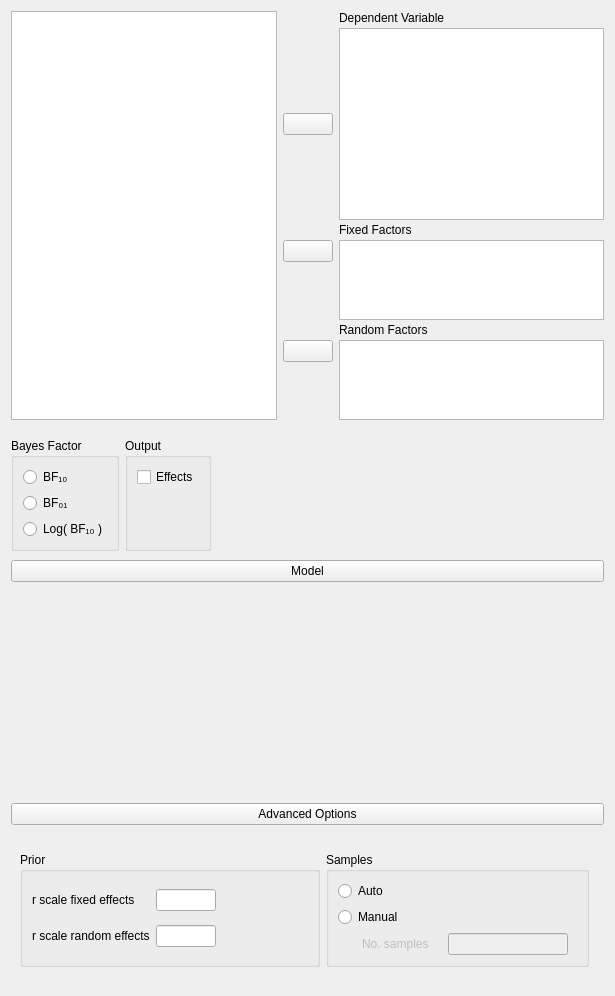
Above: JASP-Desktop/analysisforms/anovabayesianform.ui from jasp-stats/jasp-desktop before the change. Below: the same form after it.
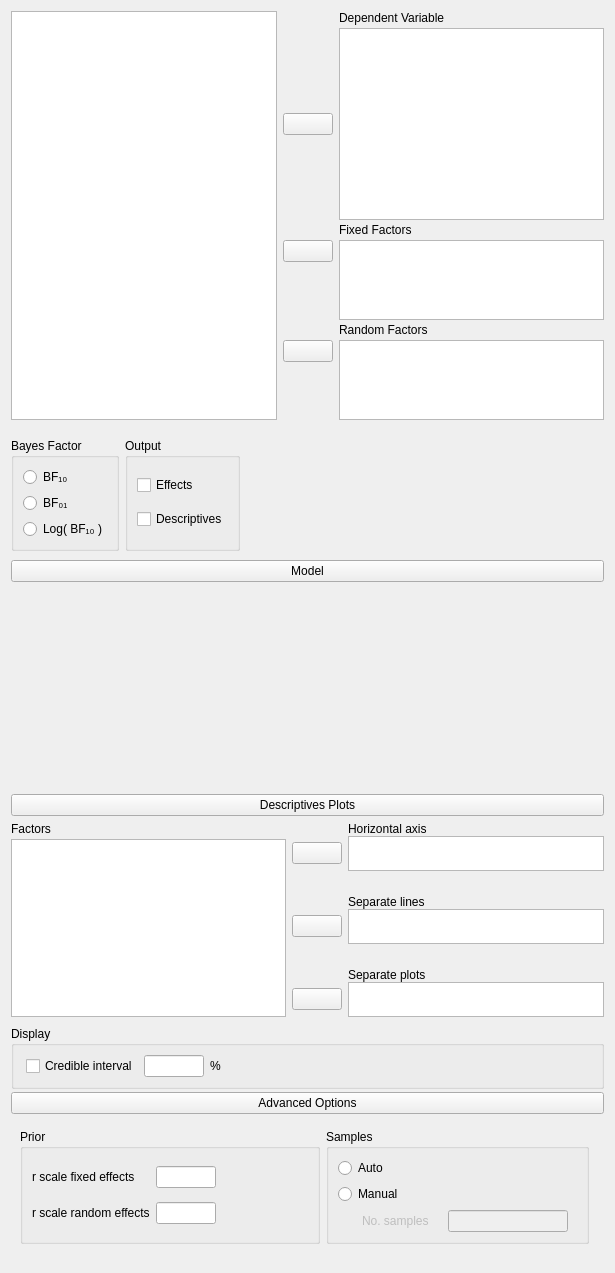
That is the form after the change. Custom widgets are drawn as their Qt base class.

The edit to the form file:
```diff
--- a/JASP-Desktop/analysisforms/anovabayesianform.ui
+++ b/JASP-Desktop/analysisforms/anovabayesianform.ui
@@ -7,15 +7,9 @@
     <x>0</x>
     <y>0</y>
     <width>615</width>
-    <height>996</height>
+    <height>1273</height>
    </rect>
   </property>
-  <property name="sizePolicy">
-   <sizepolicy hsizetype="Fixed" vsizetype="Preferred">
-    <horstretch>0</horstretch>
-    <verstretch>0</verstretch>
-   </sizepolicy>
-  </property>
   <property name="windowTitle">
    <string>Form</string>
   </property>
@@ -293,26 +287,20 @@
          <string>Output</string>
         </property>
         <layout class="QGridLayout" name="gridLayout_8">
-         <item row="1" column="1">
-          <spacer name="verticalSpacer_3">
-           <property name="orientation">
-            <enum>Qt::Vertical</enum>
-           </property>
-           <property name="sizeHint" stdset="0">
-            <size>
-             <width>20</width>
-             <height>5</height>
-            </size>
-           </property>
-          </spacer>
-         </item>
-         <item row="0" column="0" colspan="2">
+         <item row="0" column="0">
           <widget class="BoundCheckBox" name="effects">
            <property name="text">
             <string>Effects</string>
            </property>
           </widget>
          </item>
+         <item row="1" column="0">
+          <widget class="BoundCheckBox" name="descriptives">
+           <property name="text">
+            <string>Descriptives</string>
+           </property>
+          </widget>
+         </item>
         </layout>
        </widget>
       </item>
@@ -430,6 +418,477 @@
     </widget>
    </item>
    <item row="3" column="0">
+    <widget class="QWidget" name="profilePlot" native="true">
+     <layout class="QGridLayout" name="gridLayout_24">
+      <property name="leftMargin">
+       <number>0</number>
+      </property>
+      <property name="topMargin">
+       <number>3</number>
+      </property>
+      <property name="rightMargin">
+       <number>0</number>
+      </property>
+      <property name="bottomMargin">
+       <number>3</number>
+      </property>
+      <item row="1" column="0">
+       <widget class="QWidget" name="containerDescriptivesPlot" native="true">
+        <layout class="QGridLayout" name="gridLayout_23">
+         <property name="leftMargin">
+          <number>0</number>
+         </property>
+         <property name="topMargin">
+          <number>0</number>
+         </property>
+         <property name="rightMargin">
+          <number>0</number>
+         </property>
+         <property name="bottomMargin">
+          <number>0</number>
+         </property>
+         <item row="0" column="0">
+          <widget class="QWidget" name="widget_17" native="true">
+           <layout class="QGridLayout" name="gridLayout_11">
+            <property name="leftMargin">
+             <number>0</number>
+            </property>
+            <property name="topMargin">
+             <number>0</number>
+            </property>
+            <property name="rightMargin">
+             <number>0</number>
+            </property>
+            <property name="bottomMargin">
+             <number>3</number>
+            </property>
+            <property name="horizontalSpacing">
+             <number>0</number>
+            </property>
+            <property name="verticalSpacing">
+             <number>3</number>
+            </property>
+            <item row="0" column="0">
+             <widget class="QLabel" name="label_7">
+              <property name="sizePolicy">
+               <sizepolicy hsizetype="Fixed" vsizetype="Fixed">
+                <horstretch>0</horstretch>
+                <verstretch>0</verstretch>
+               </sizepolicy>
+              </property>
+              <property name="text">
+               <string>Factors</string>
+              </property>
+             </widget>
+            </item>
+            <item row="1" column="0">
+             <widget class="AvailableFieldsListView" name="plotVariables">
+              <property name="sizePolicy">
+               <sizepolicy hsizetype="Expanding" vsizetype="Expanding">
+                <horstretch>0</horstretch>
+                <verstretch>0</verstretch>
+               </sizepolicy>
+              </property>
+              <property name="maximumSize">
+               <size>
+                <width>16777215</width>
+                <height>16777215</height>
+               </size>
+              </property>
+             </widget>
+            </item>
+           </layout>
+          </widget>
+         </item>
+         <item row="0" column="1">
+          <widget class="QWidget" name="widget_15" native="true">
+           <layout class="QVBoxLayout" name="verticalLayout_6">
+            <property name="leftMargin">
+             <number>0</number>
+            </property>
+            <property name="topMargin">
+             <number>0</number>
+            </property>
+            <property name="rightMargin">
+             <number>0</number>
+            </property>
+            <property name="bottomMargin">
+             <number>3</number>
+            </property>
+            <item>
+             <widget class="QWidget" name="widget_19" native="true">
+              <property name="sizePolicy">
+               <sizepolicy hsizetype="Preferred" vsizetype="Preferred">
+                <horstretch>0</horstretch>
+                <verstretch>0</verstretch>
+               </sizepolicy>
+              </property>
+              <layout class="QGridLayout" name="gridLayout_14">
+               <property name="leftMargin">
+                <number>0</number>
+               </property>
+               <property name="topMargin">
+                <number>0</number>
+               </property>
+               <property name="rightMargin">
+                <number>0</number>
+               </property>
+               <property name="bottomMargin">
+                <number>0</number>
+               </property>
+               <property name="verticalSpacing">
+                <number>0</number>
+               </property>
+               <item row="2" column="0">
+                <widget class="AssignButton" name="buttonAssignHorizontalAxis">
+                 <property name="sizePolicy">
+                  <sizepolicy hsizetype="Fixed" vsizetype="Fixed">
+                   <horstretch>0</horstretch>
+                   <verstretch>0</verstretch>
+                  </sizepolicy>
+                 </property>
+                 <property name="minimumSize">
+                  <size>
+                   <width>50</width>
+                   <height>0</height>
+                  </size>
+                 </property>
+                 <property name="maximumSize">
+                  <size>
+                   <width>50</width>
+                   <height>16777215</height>
+                  </size>
+                 </property>
+                 <property name="text">
+                  <string/>
+                 </property>
+                </widget>
+               </item>
+               <item row="0" column="1">
+                <widget class="QLabel" name="label_8">
+                 <property name="sizePolicy">
+                  <sizepolicy hsizetype="Fixed" vsizetype="Fixed">
+                   <horstretch>0</horstretch>
+                   <verstretch>0</verstretch>
+                  </sizepolicy>
+                 </property>
+                 <property name="text">
+                  <string>Horizontal axis</string>
+                 </property>
+                </widget>
+               </item>
+               <item row="2" column="1">
+                <widget class="BoundListView" name="plotHorizontalAxis">
+                 <property name="sizePolicy">
+                  <sizepolicy hsizetype="Expanding" vsizetype="Fixed">
+                   <horstretch>0</horstretch>
+                   <verstretch>0</verstretch>
+                  </sizepolicy>
+                 </property>
+                 <property name="maximumSize">
+                  <size>
+                   <width>16777215</width>
+                   <height>35</height>
+                  </size>
+                 </property>
+                </widget>
+               </item>
+              </layout>
+             </widget>
+            </item>
+            <item>
+             <spacer name="verticalSpacer_2">
+              <property name="orientation">
+               <enum>Qt::Vertical</enum>
+              </property>
+              <property name="sizeType">
+               <enum>QSizePolicy::Expanding</enum>
+              </property>
+              <property name="sizeHint" stdset="0">
+               <size>
+                <width>20</width>
+                <height>0</height>
+               </size>
+              </property>
+             </spacer>
+            </item>
+            <item>
+             <widget class="QWidget" name="widget_20" native="true">
+              <property name="sizePolicy">
+               <sizepolicy hsizetype="Preferred" vsizetype="Preferred">
+                <horstretch>0</horstretch>
+                <verstretch>0</verstretch>
+               </sizepolicy>
+              </property>
+              <layout class="QGridLayout" name="gridLayout_15">
+               <property name="leftMargin">
+                <number>0</number>
+               </property>
+               <property name="topMargin">
+                <number>0</number>
+               </property>
+               <property name="rightMargin">
+                <number>0</number>
+               </property>
+               <property name="bottomMargin">
+                <number>0</number>
+               </property>
+               <property name="verticalSpacing">
+                <number>0</number>
+               </property>
+               <item row="1" column="1">
+                <widget class="BoundListView" name="plotSeparateLines">
+                 <property name="sizePolicy">
+                  <sizepolicy hsizetype="Expanding" vsizetype="Fixed">
+                   <horstretch>0</horstretch>
+                   <verstretch>0</verstretch>
+                  </sizepolicy>
+                 </property>
+                 <property name="maximumSize">
+                  <size>
+                   <width>16777215</width>
+                   <height>35</height>
+                  </size>
+                 </property>
+                </widget>
+               </item>
+               <item row="1" column="0">
+                <widget class="AssignButton" name="buttonAssignSeperateLines">
+                 <property name="sizePolicy">
+                  <sizepolicy hsizetype="Fixed" vsizetype="Fixed">
+                   <horstretch>0</horstretch>
+                   <verstretch>0</verstretch>
+                  </sizepolicy>
+                 </property>
+                 <property name="minimumSize">
+                  <size>
+                   <width>50</width>
+                   <height>0</height>
+                  </size>
+                 </property>
+                 <property name="maximumSize">
+                  <size>
+                   <width>50</width>
+                   <height>16777215</height>
+                  </size>
+                 </property>
+                 <property name="text">
+                  <string/>
+                 </property>
+                </widget>
+               </item>
+               <item row="0" column="1">
+                <widget class="QLabel" name="label_10">
+                 <property name="sizePolicy">
+                  <sizepolicy hsizetype="Fixed" vsizetype="Fixed">
+                   <horstretch>0</horstretch>
+                   <verstretch>0</verstretch>
+                  </sizepolicy>
+                 </property>
+                 <property name="text">
+                  <string>Separate lines</string>
+                 </property>
+                </widget>
+               </item>
+              </layout>
+             </widget>
+            </item>
+            <item>
+             <spacer name="verticalSpacer_4">
+              <property name="orientation">
+               <enum>Qt::Vertical</enum>
+              </property>
+              <property name="sizeType">
+               <enum>QSizePolicy::Expanding</enum>
+              </property>
+              <property name="sizeHint" stdset="0">
+               <size>
+                <width>20</width>
+                <height>0</height>
+               </size>
+              </property>
+             </spacer>
+            </item>
+            <item>
+             <widget class="QWidget" name="widget_22" native="true">
+              <property name="sizePolicy">
+               <sizepolicy hsizetype="Preferred" vsizetype="Preferred">
+                <horstretch>0</horstretch>
+                <verstretch>0</verstretch>
+               </sizepolicy>
+              </property>
+              <layout class="QGridLayout" name="gridLayout_18">
+               <property name="leftMargin">
+                <number>0</number>
+               </property>
+               <property name="topMargin">
+                <number>0</number>
+               </property>
+               <property name="rightMargin">
+                <number>0</number>
+               </property>
+               <property name="bottomMargin">
+                <number>0</number>
+               </property>
+               <property name="verticalSpacing">
+                <number>0</number>
+               </property>
+               <item row="1" column="1">
+                <widget class="BoundListView" name="plotSeparatePlots">
+                 <property name="sizePolicy">
+                  <sizepolicy hsizetype="Expanding" vsizetype="Fixed">
+                   <horstretch>0</horstretch>
+                   <verstretch>0</verstretch>
+                  </sizepolicy>
+                 </property>
+                 <property name="maximumSize">
+                  <size>
+                   <width>16777215</width>
+                   <height>35</height>
+                  </size>
+                 </property>
+                </widget>
+               </item>
+               <item row="1" column="0">
+                <widget class="AssignButton" name="buttonAssignSeperatePlots">
+                 <property name="sizePolicy">
+                  <sizepolicy hsizetype="Fixed" vsizetype="Fixed">
+                   <horstretch>0</horstretch>
+                   <verstretch>0</verstretch>
+                  </sizepolicy>
+                 </property>
+                 <property name="minimumSize">
+                  <size>
+                   <width>50</width>
+                   <height>0</height>
+                  </size>
+                 </property>
+                 <property name="maximumSize">
+                  <size>
+                   <width>50</width>
+                   <height>16777215</height>
+                  </size>
+                 </property>
+                 <property name="text">
+                  <string/>
+                 </property>
+                </widget>
+               </item>
+               <item row="0" column="1">
+                <widget class="QLabel" name="label_13">
+                 <property name="sizePolicy">
+                  <sizepolicy hsizetype="Fixed" vsizetype="Fixed">
+                   <horstretch>0</horstretch>
+                   <verstretch>0</verstretch>
+                  </sizepolicy>
+                 </property>
+                 <property name="text">
+                  <string>Separate plots</string>
+                 </property>
+                </widget>
+               </item>
+              </layout>
+             </widget>
+            </item>
+           </layout>
+          </widget>
+         </item>
+         <item row="1" column="0" colspan="2">
+          <widget class="BoundGroupBox" name="groupOptions2_2">
+           <property name="title">
+            <string>Display</string>
+           </property>
+           <layout class="QGridLayout" name="gridLayout_16">
+            <property name="leftMargin">
+             <number>12</number>
+            </property>
+            <property name="verticalSpacing">
+             <number>0</number>
+            </property>
+            <item row="0" column="5">
+             <spacer name="horizontalSpacer_3">
+              <property name="orientation">
+               <enum>Qt::Horizontal</enum>
+              </property>
+              <property name="sizeHint" stdset="0">
+               <size>
+                <width>40</width>
+                <height>20</height>
+               </size>
+              </property>
+             </spacer>
+            </item>
+            <item row="0" column="3">
+             <widget class="BoundTextBox" name="plotCredibleIntervalInterval">
+              <property name="enabled">
+               <bool>true</bool>
+              </property>
+              <property name="minimumSize">
+               <size>
+                <width>60</width>
+                <height>0</height>
+               </size>
+              </property>
+              <property name="maximumSize">
+               <size>
+                <width>60</width>
+                <height>16777215</height>
+               </size>
+              </property>
+             </widget>
+            </item>
+            <item row="0" column="0" colspan="2">
+             <widget class="BoundCheckBox" name="plotCredibleInterval">
+              <property name="text">
+               <string>Credible interval</string>
+              </property>
+             </widget>
+            </item>
+            <item row="0" column="4">
+             <widget class="QLabel" name="label_11">
+              <property name="sizePolicy">
+               <sizepolicy hsizetype="Fixed" vsizetype="Fixed">
+                <horstretch>0</horstretch>
+                <verstretch>0</verstretch>
+               </sizepolicy>
+              </property>
+              <property name="text">
+               <string>%</string>
+              </property>
+             </widget>
+            </item>
+           </layout>
+          </widget>
+         </item>
+        </layout>
+       </widget>
+      </item>
+      <item row="0" column="0">
+       <widget class="ExpanderButton" name="expanderDescriptivesPlot">
+        <property name="enabled">
+         <bool>true</bool>
+        </property>
+        <property name="sizePolicy">
+         <sizepolicy hsizetype="Expanding" vsizetype="Fixed">
+          <horstretch>0</horstretch>
+          <verstretch>0</verstretch>
+         </sizepolicy>
+        </property>
+        <property name="text">
+         <string>Descriptives Plots</string>
+        </property>
+        <property name="default">
+         <bool>false</bool>
+        </property>
+        <property name="flat">
+         <bool>false</bool>
+        </property>
+       </widget>
+      </item>
+     </layout>
+    </widget>
+   </item>
+   <item row="4" column="0">
     <widget class="QWidget" name="advancedBox" native="true">
      <layout class="QGridLayout" name="gridLayout_2">
       <property name="leftMargin">
@@ -556,7 +1015,7 @@
               <property name="enabled">
                <bool>false</bool>
               </property>
-              <layout class="QGridLayout" name="gridLayout_14">
+              <layout class="QGridLayout" name="gridLayout_17">
                <property name="leftMargin">
                 <number>24</number>
                </property>
@@ -567,7 +1026,7 @@
                 <number>0</number>
                </property>
                <item row="0" column="0">
-                <widget class="QLabel" name="label_7">
+                <widget class="QLabel" name="label_12">
                  <property name="text">
                   <string>No. samples</string>
                  </property>
```
Left out of the diff: 494 changed lines with no effect on the pictures.
